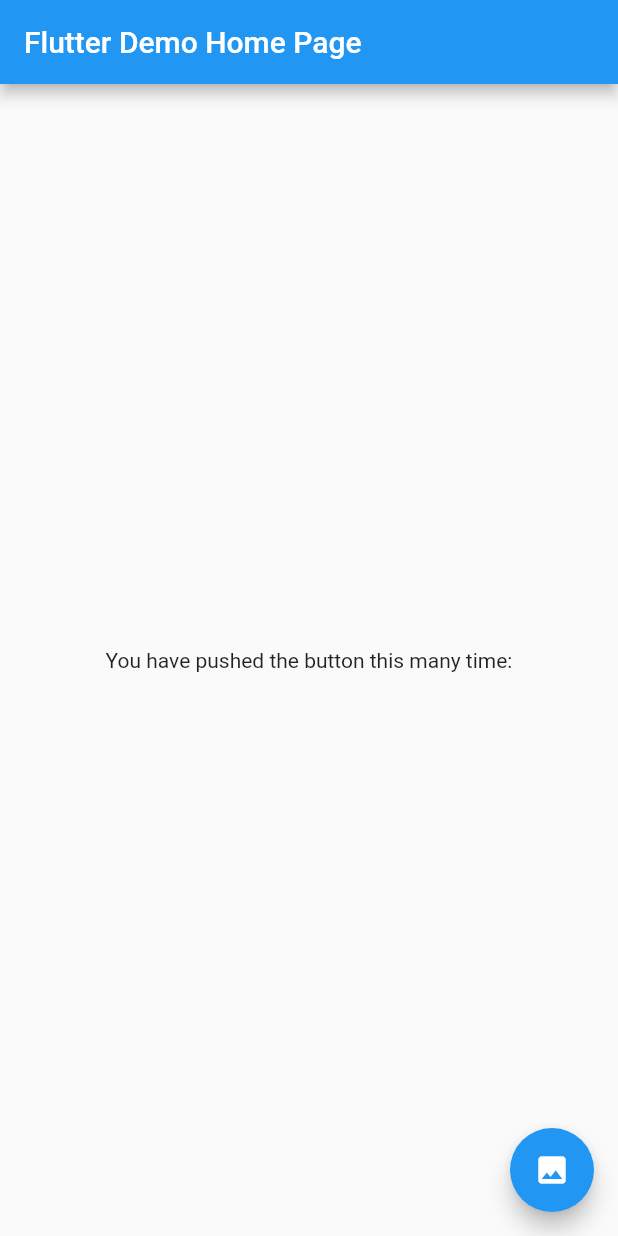
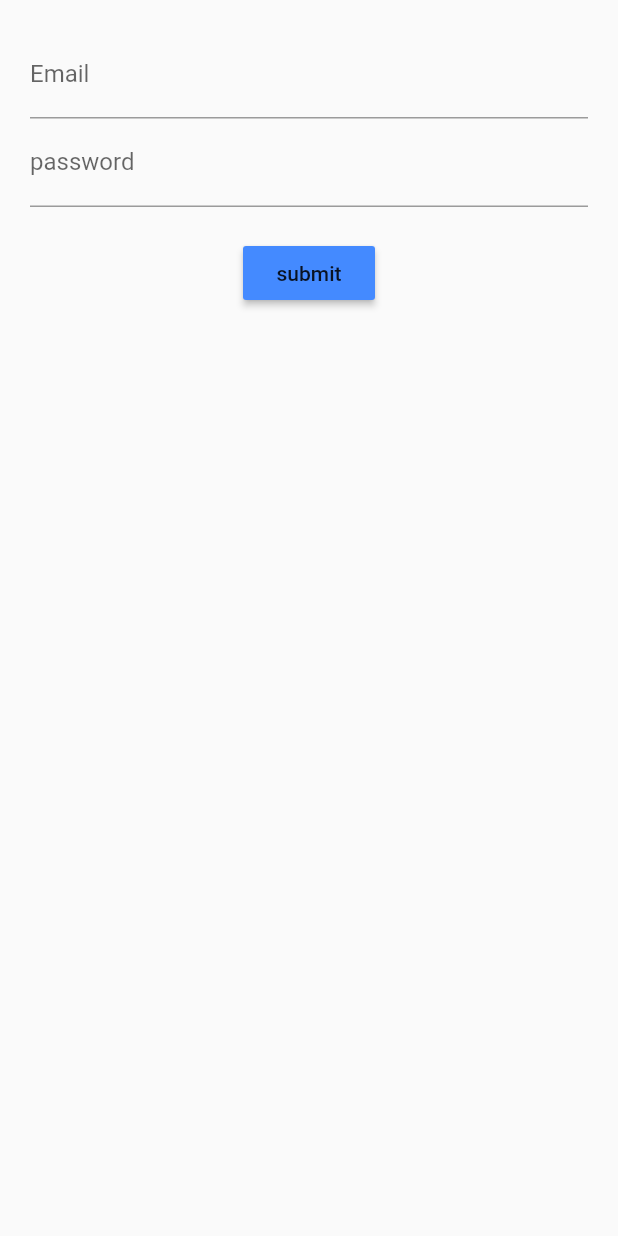
Before and after one commit to charan1922/quiz-app-flutter, a Flutter app: the screen it shows after launch, on a phone screen of 412 x 824 dp. Run offline on Flutter 3.47's test engine with Material 2 defaults, Android fonts, the phone set to English and light mode, and no system bars.

```diff
--- a/lib/main.dart
+++ b/lib/main.dart
@@ -1,112 +1,6 @@
 import 'package:flutter/material.dart';
-import 'package:http/http.dart' show get;
-import 'models/image_model.dart';
-import 'dart:convert';
+import 'src/app.dart';
 
-void main() => runApp(MyApp());
-
-class MyApp extends StatelessWidget {
-  // This widget is the root of your application.
-  @override
-  Widget build(BuildContext context) {
-    return MaterialApp(
-      title: 'Flutter Demo',
-      theme: ThemeData(
-        // This is the theme of your application.
-        //
-        // Try running your application with "flutter run". You'll see the
-        // application has a blue toolbar. Then, without quitting the app, try
-        // changing the primarySwatch below to Colors.green and then invoke
-        // "hot reload" (press "r" in the console where you ran "flutter run",
-        // or simply save your changes to "hot reload" in a Flutter IDE).
-        // Notice that the counter didn't reset back to zero; the application
-        // is not restarted.
-        primarySwatch: Colors.blue,
-      ),
-      home: MyHomePage(title: 'Flutter Demo Home Page'),
-    );
-  }
+void main() {
+  runApp(App());
 }
-
-class MyHomePage extends StatefulWidget {
-  MyHomePage({Key key, this.title}) : super(key: key);
-
-  // This widget is the home page of your application. It is stateful, meaning
-  // that it has a State object (defined below) that contains fields that affect
-  // how it looks.
-
-  // This class is the configuration for the state. It holds the values (in this
-  // case the title) provided by the parent (in this case the App widget) and
-  // used by the build method of the State. Fields in a Widget subclass are
-  // always marked "final".
-
-  final String title;
-
-  @override
-  _MyHomePageState createState() => _MyHomePageState();
-}
-
-class _MyHomePageState extends State<MyHomePage> {
-  int _counter = 0;
-  List<ImageModel> images = [];
-
-  void fetchImage() async {
-    _counter++;
-    var response =
-        await get("http://jsonplaceholder.typicode.com/photos/$_counter");
-    var imageModel = ImageModel.fromJson(json.decode(response.body));
-    setState(() {
-      images.add(imageModel);
-    });
-    print(images);
-    print("sdf");
-  }
-
-  @override
-  Widget build(BuildContext context) {
-    // This method is rerun every time setState is called, for instance as done
-    // by the _incrementCounter method above.
-    //
-    // The Flutter framework has been optimized to make rerunning build methods
-    // fast, so that you can just rebuild anything that needs updating rather
-    // than having to individually change instances of widgets.
-    return Scaffold(
-      appBar: AppBar(
-        // Here we take the value from the MyHomePage object that was created by
-        // the App.build method, and use it to set our appbar title.
-        title: Text(widget.title),
-      ),
-      body: Center(
-        // Center is a layout widget. It takes a single child and positions it
-        // in the middle of the parent.
-        child: Column(
-          // Column is also layout widget. It takes a list of children and
-          // arranges them vertically. By default, it sizes itself to fit its
-          // children horizontally, and tries to be as tall as its parent.
-          //
-          // Invoke "debug painting" (press "p" in the console, choose the
-          // "Toggle Debug Paint" action from the Flutter Inspector in Android
-          // Studio, or the "Toggle Debug Paint" command in Visual Studio Code)
-          // to see the wireframe for each widget.
-          //
-          // Column has various properties to control how it sizes itself and
-          // how it positions its children. Here we use mainAxisAlignment to
-          // center the children vertically; the main axis here is the vertical
-          // axis because Columns are vertical (the cross axis would be
-          // horizontal).
-          mainAxisAlignment: MainAxisAlignment.center,
-          children: <Widget>[
-            Text(
-              'You have pushed the button this many time:',
-            ),
-          ],
-        ),
-      ),
-      floatingActionButton: FloatingActionButton(
-        onPressed: fetchImage,
-        tooltip: 'Increment',
-        child: Icon(Icons.image),
-      ), // This trailing comma makes auto-formatting nicer for build methods.
-    );
-  }
-}
--- a/lib/models/image_model.dart
+++ /dev/null
@@ -1,12 +0,0 @@
-class ImageModel {
-  int id;
-  String url;
-  String title;
-  ImageModel(this.id, this.title, this.url);
-
-  ImageModel.fromJson(Map<String, dynamic> parsedJson) {
-    id = parsedJson['id'];
-    url = parsedJson['url'];
-    title = parsedJson['title'];
-  }
-}
--- /dev/null
+++ b/lib/src/app.dart
@@ -0,0 +1,13 @@
+import 'package:flutter/material.dart';
+import 'screens/login_screen.dart';
+
+class App extends StatelessWidget {
+  Widget build(context) {
+    return MaterialApp(
+      title: 'Log me here',
+      home: Scaffold(
+        body: LoginScreen(),
+      ),
+    );
+  }
+}
--- /dev/null
+++ b/lib/src/screens/login_screen.dart
@@ -0,0 +1,55 @@
+import 'package:flutter/material.dart';
+
+class LoginScreen extends StatefulWidget {
+  createState() {
+    return LoginScreenState();
+  }
+}
+
+class LoginScreenState extends State<LoginScreen> {
+  Widget build(context) {
+    return Container(
+      margin: EdgeInsets.all(20.0),
+      child: Form(
+        child: Column(
+          children: <Widget>[
+            emailField(),
+            passwordField(),
+            Container(
+              margin: EdgeInsets.only(bottom: 20.0),
+            ),
+            submitButton()
+          ],
+        ),
+      ),
+    );
+  }
+
+  Widget emailField() {
+    return TextFormField(
+      keyboardType: TextInputType.emailAddress,
+      decoration: InputDecoration(
+        labelText: 'Email',
+        hintText: 'c@c.com',
+      ),
+    );
+  }
+
+  Widget passwordField() {
+    return TextFormField(
+      obscureText: true,
+      decoration: InputDecoration(
+        hintText: 'password',
+        labelText: 'password',
+      ),
+    );
+  }
+
+  Widget submitButton() {
+    return RaisedButton(
+      child: Text("submit"),
+      color: Colors.blueAccent,
+      onPressed: () {},
+    );
+  }
+}
```
Also changed, not shown: lib/widgets/image_list.dart (deleted).
